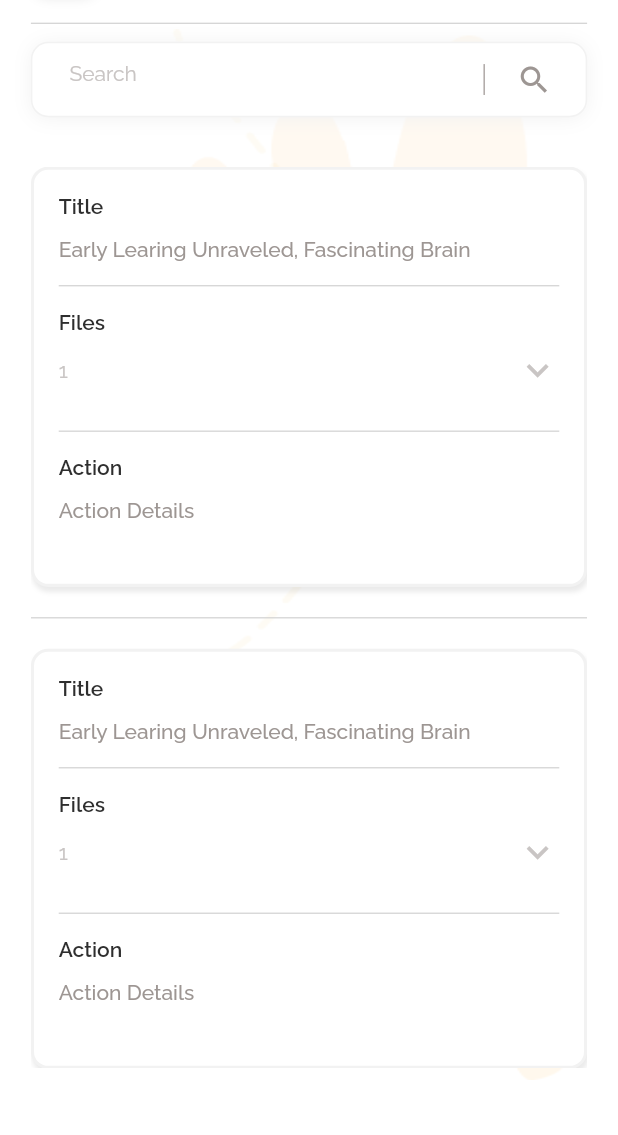
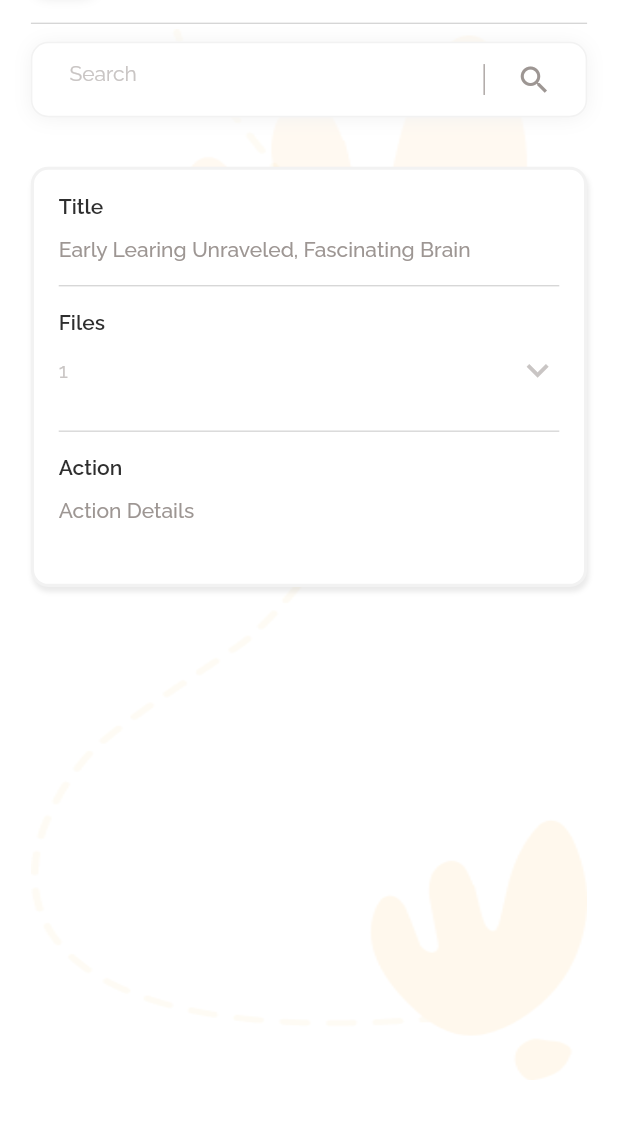
Before and after one commit to App-Jinn-byte/we_skool_app, a Flutter app: the MiscScreen screen opened directly, on a phone screen of 412 x 824 dp, the part 101-1236 px from its top. Run offline on Flutter 3.47's test engine with Material 2 defaults, Android fonts, the phone set to English and light mode, and no system bars; our stand-ins replace buttons_tabbar, carousel_slider, connectivity, dio, dotted_border, fluttertoast and 5 more; missing offline and left inert: date_time_format, flutter_animated_dialog; accounts and stored records are empty.

Commit message:
New changes

```diff
--- a/lib/main.dart
+++ b/lib/main.dart
@@ -24,8 +24,7 @@ class MyApp extends StatelessWidget {
 
   @override
   Widget build(BuildContext context) {
-
-    return MultiProvider(
+      return MultiProvider(
       providers: multiProviders,
       child:  MaterialApp(
         debugShowCheckedModeBanner: false,
--- a/lib/screens/Misclaneous/misc.dart
+++ b/lib/screens/Misclaneous/misc.dart
@@ -63,7 +63,7 @@ class _MiscScreenState extends State<MiscScreen> {
                     child: ListView.separated(
                       shrinkWrap: true,
                       scrollDirection: Axis.vertical,
-                      itemCount: 3,
+                      itemCount: 1,
                       itemBuilder: (context, index) {
                         return _blogArticleComponents.myBox(
 
--- a/lib/screens/classes/classes.dart
+++ b/lib/screens/classes/classes.dart
@@ -51,7 +51,7 @@ class _ClassesState extends State<Classes> {
                         fit: BoxFit.fill),
                   ),
                   child: Padding(
-                    padding: const EdgeInsets.all(2),
+                    padding: const EdgeInsets.all(0),
                     child: Column(
                       children: [
                         SizedBox(height: getHeight() * 0.04),
@@ -73,7 +73,7 @@ class _ClassesState extends State<Classes> {
                               EdgeInsets.symmetric(horizontal: getWidth() * 0.017),
                           tabs: const [
                             Tab(
-                              text: '    Classes      ',
+                              text: '     Classes       ',
                             ),
                             Tab(
 
--- a/lib/screens/consultation_request/consultation_request_components.dart
+++ b/lib/screens/consultation_request/consultation_request_components.dart
@@ -69,7 +69,7 @@ class ConsultationRequestComponents {
           mainAxisAlignment: MainAxisAlignment.spaceBetween,
           children: [
             TextView.size14Text(
-                date, color: date == "Select Date" ? AppColors.grey2colrtext: AppColors.blackTextColor,
+                date, color: date == "Select Date" ? AppColors.grey2colrtext: AppColors.grey2colrtext,
                 fontFamily: Assets.raleWayRegular),
                 Padding(
                   padding:  EdgeInsets.only(right: getWidth()*0.2),
--- a/lib/widgets/common_widgets.dart
+++ b/lib/widgets/common_widgets.dart
@@ -158,7 +158,7 @@ class CommonWidgets {
         textInputAction: TextInputAction.next,
         decoration: InputDecoration(
             border: InputBorder.none,
-            contentPadding: EdgeInsets.only(left: getWidth() * .04,top: getHeight()*0.006),
+            contentPadding: EdgeInsets.only(left: getWidth() * .04,top: getHeight()*0.001),
             hintText: hint ?? "",
             alignLabelWithHint: false,
 
```
Also changed, not shown: lib/screens/bottomTab/pages/calendar/calendar.dart (+5 -3 lines), pubspec.lock.
